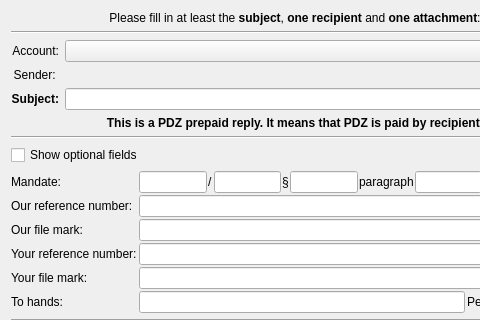
Old version of the form src/gui/ui/dlg_send_message.ui in the repository psakar/datovka; both pictures show x 0 to 480 and y 0 to 320 of the 590 by 800 pixel window.
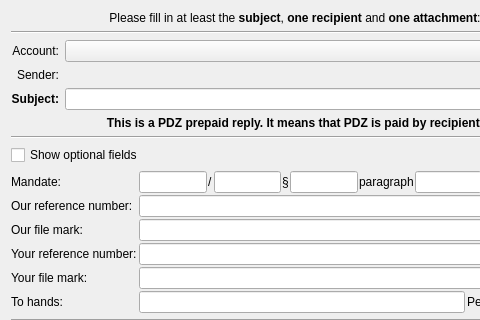
New version of the form. Icons and pictures are not drawn. Custom widgets are drawn as their Qt base class.

```diff
--- a/src/gui/ui/dlg_send_message.ui
+++ b/src/gui/ui/dlg_send_message.ui
@@ -90,7 +90,7 @@
      <item row="1" column="0">
       <widget class="QLabel" name="label_6">
        <property name="text">
-        <string>Sender: </string>
+        <string>Sender:</string>
        </property>
        <property name="alignment">
         <set>Qt::AlignRight|Qt::AlignTrailing|Qt::AlignVCenter</set>
```
